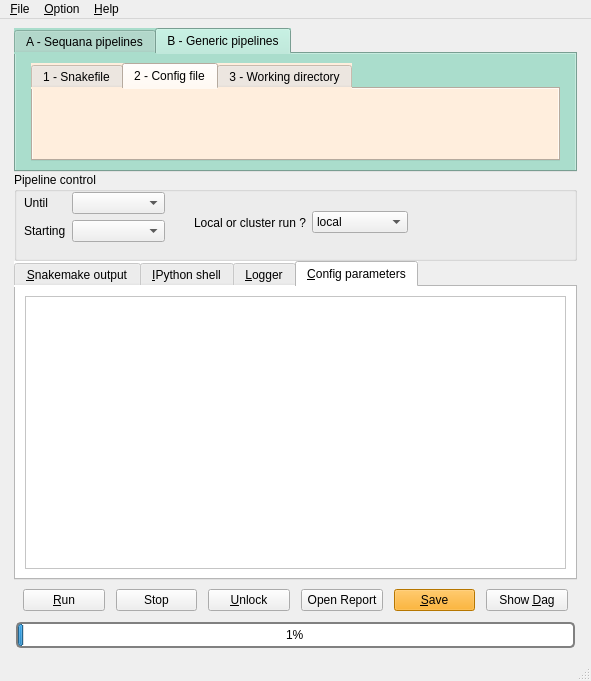
Above: sequana/gui/mainwindow.ui from vladsaveliev/sequana before the change. Below: the same form after it.
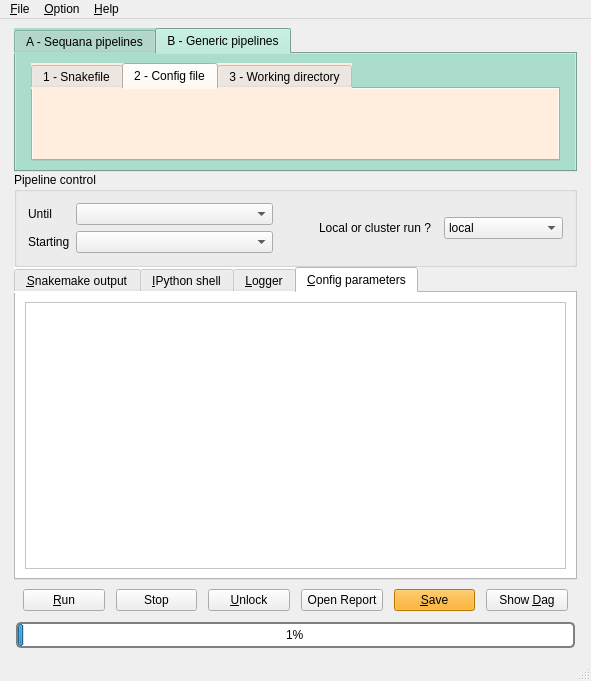
That is the form after the change.

```diff
--- a/sequana/gui/mainwindow.ui
+++ b/sequana/gui/mainwindow.ui
@@ -322,15 +322,22 @@
         <property name="title">
          <string>Pipeline control</string>
         </property>
-        <widget class="QWidget" name="formLayoutWidget">
-         <property name="geometry">
-          <rect>
-           <x>10</x>
-           <y>20</y>
-           <width>141</width>
-           <height>62</height>
-          </rect>
-         </property>
+        <layout class="QGridLayout" name="gridLayout_15">
+         <item row="0" column="0">
+          <layout class="QHBoxLayout" name="horizontalLayout_3" stretch="1,0,1">
+           <property name="leftMargin">
+            <number>2</number>
+           </property>
+           <property name="topMargin">
+            <number>2</number>
+           </property>
+           <property name="rightMargin">
+            <number>2</number>
+           </property>
+           <property name="bottomMargin">
+            <number>2</number>
+           </property>
+           <item>
          <layout class="QFormLayout" name="formLayout">
           <item row="1" column="0">
            <widget class="QLabel" name="label">
@@ -360,16 +367,21 @@
            <widget class="QComboBox" name="starting_box"/>
           </item>
          </layout>
-        </widget>
-        <widget class="QWidget" name="horizontalLayoutWidget_3">
-         <property name="geometry">
-          <rect>
-           <x>180</x>
-           <y>20</y>
-           <width>214</width>
-           <height>61</height>
-          </rect>
-         </property>
+           </item>
+           <item>
+            <spacer name="horizontalSpacer">
+             <property name="orientation">
+              <enum>Qt::Horizontal</enum>
+             </property>
+             <property name="sizeHint" stdset="0">
+              <size>
+               <width>40</width>
+               <height>20</height>
+              </size>
+             </property>
+            </spacer>
+           </item>
+           <item>
          <layout class="QHBoxLayout" name="horizontalLayout_4">
           <item>
            <widget class="QLabel" name="label_3">
@@ -393,7 +405,10 @@
            </widget>
           </item>
          </layout>
-        </widget>
+           </item>
+          </layout>
+         </item>
+        </layout>
        </widget>
       </item>
       <item>
@@ -543,7 +558,7 @@
                <x>0</x>
                <y>0</y>
                <width>539</width>
-               <height>261</height>
+               <height>247</height>
               </rect>
              </property>
             </widget>
```
Lines whose indentation alone changed are shown as unchanged.
